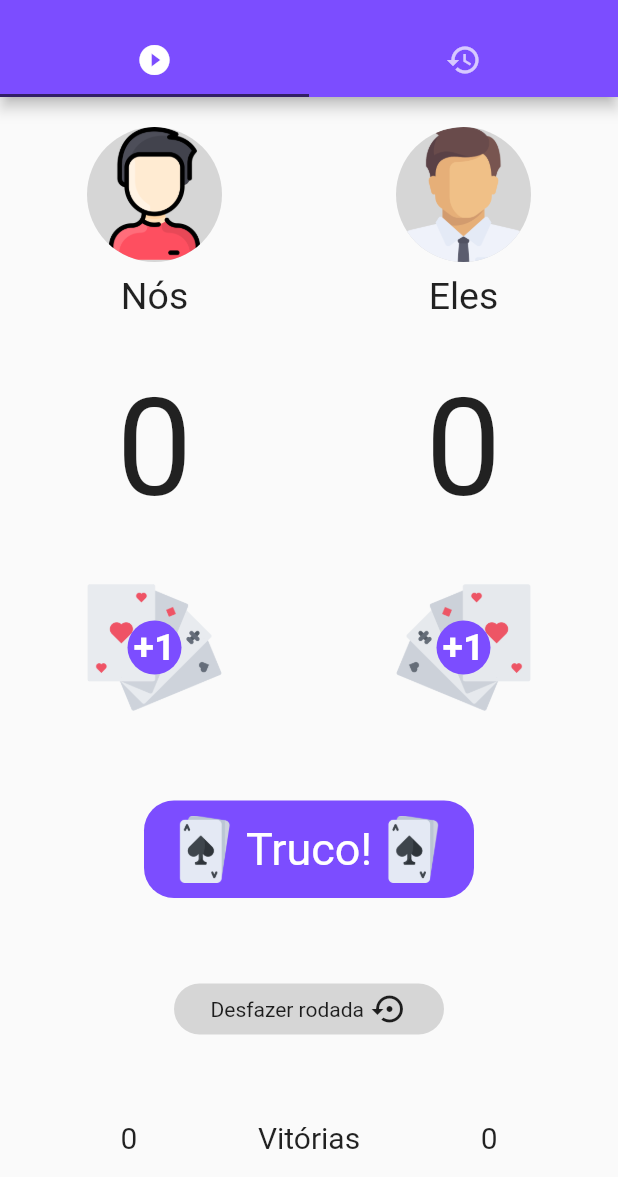
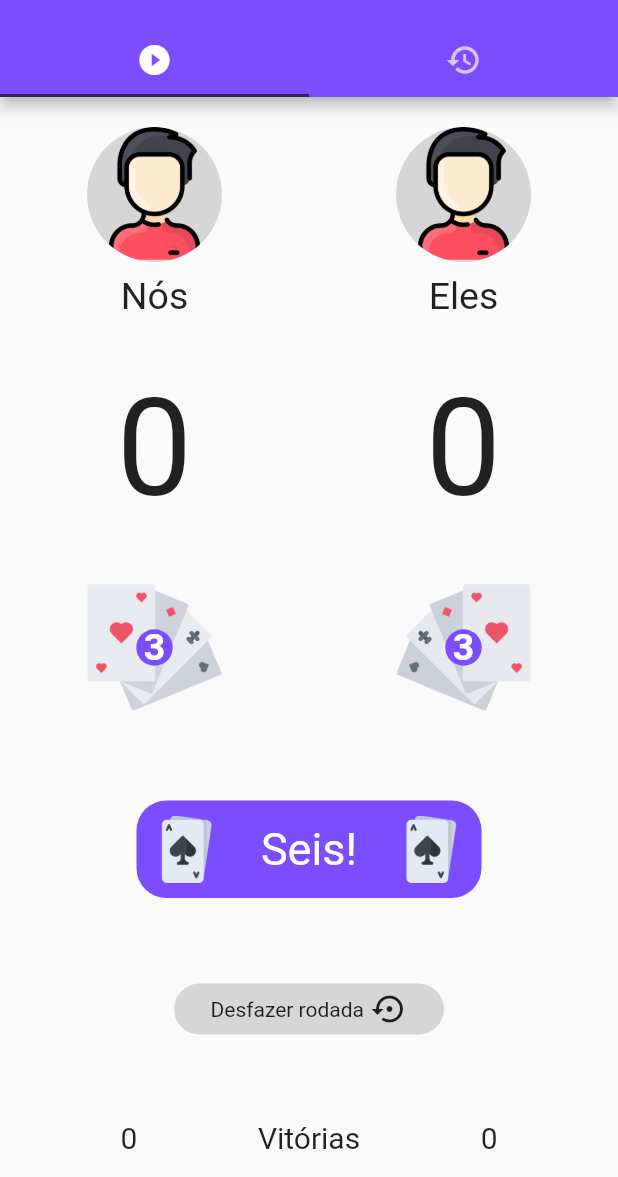
Before and after one commit to MichelHanzenScheeren/marcador_de_truco, a Flutter app: the screen it shows after launch, after a tap on "Truco!", on a phone screen of 412 x 824 dp, the part 59-1236 px from its top. Run offline on Flutter 3.47's test engine with Material 2 defaults, Android fonts, the phone set to English and light mode, and no system bars; our stand-ins replace flutter_mobx, mobx; generated files the repository leaves out were written again.

Commit message:
Inplementação das lógicas de incrementar pontos do marcador e de truco.

```diff
--- a/lib/models/player.dart
+++ b/lib/models/player.dart
@@ -19,7 +19,7 @@ abstract class _PlayerBase with Store {
   _PlayerBase({@required this.name, this.image: "", this.points: 0}) {
     if (image.isEmpty) {
       image = <String>[MyImages.player1, MyImages.player2]
-          .elementAt(Random().nextInt(1));
+          .elementAt(Random().nextInt(2));
     }
   }
 
@@ -30,10 +30,7 @@ abstract class _PlayerBase with Store {
   void setImage(String text) => image = text;
 
   @action
-  void incrementPoints() => points++;
-
-  @action
-  void decrementPoints() => points--;
+  void setPoints(int value) => points = value;
 
   @action
   void resetPoints() => points = 0;
--- a/lib/models/truco.dart
+++ b/lib/models/truco.dart
@@ -18,10 +18,41 @@ abstract class _TrucoBase with Store {
     startDate = DateTime.now();
   }
 
+  @action
+  void setCurrentValue() {
+    if (currentValue == 1)
+      currentValue = 3;
+    else if (currentValue == 12)
+      currentValue = 1;
+    else
+      currentValue += 3;
+  }
+
+  @computed
+  String get getTrucoText {
+    if (currentValue == 1)
+      return "Truco!";
+    else if (currentValue == 3)
+      return "Seis!";
+    else if (currentValue == 6)
+      return "Nove!";
+    else if (currentValue == 9)
+      return "Doze!";
+    else
+      return "Cancelar";
+  }
+
   void incrementPoint(int player) {
     if (player == 1)
-      player1.incrementPoints();
+      increment(player1);
     else
-      player2.incrementPoints();
+      increment(player2);
+  }
+
+  void increment(Player player) {
+    if (player.points + currentValue <= 12)
+      player.setPoints(player.points + currentValue);
+    else
+      player.setPoints(12);
   }
 }
--- a/lib/pages/game_page/game.dart
+++ b/lib/pages/game_page/game.dart
@@ -1,8 +1,8 @@
 import 'package:flutter/material.dart';
 import 'package:marcadordetruco/models/player.dart';
-import 'package:marcadordetruco/models/truco.dart';
 import './hystory_tab/history_tab.dart';
 import './points_tab/points_tab.dart';
+import '../../models/truco.dart';
 
 class Game extends StatefulWidget {
   @override
@@ -10,6 +10,11 @@ class Game extends StatefulWidget {
 }
 
 class _GameState extends State<Game> {
+  final Truco truco = Truco(
+    player1: Player(name: "Nós"),
+    player2: Player(name: "Eles"),
+  );
+
   @override
   Widget build(BuildContext context) {
     return DefaultTabController(
@@ -36,7 +41,7 @@ class _GameState extends State<Game> {
         ),
         body: TabBarView(
           children: <Widget>[
-            PointsTab(),
+            PointsTab(truco),
             HistoryTab(),
           ],
         ),
--- a/lib/pages/game_page/points_tab/points_tab.dart
+++ b/lib/pages/game_page/points_tab/points_tab.dart
@@ -1,11 +1,15 @@
 import 'package:flutter/cupertino.dart';
 import 'package:flutter/material.dart';
-import './widgets/player.dart';
 import './widgets/truco_button.dart';
+import './widgets/player_widget.dart';
 import './widgets/undo_round_button.dart';
+import '../../../models/truco.dart';
 import '../../../statics/project_images.dart';
 
 class PointsTab extends StatelessWidget {
+  final Truco truco;
+  PointsTab(this.truco);
+
   @override
   Widget build(BuildContext context) {
     return Column(
@@ -14,21 +18,21 @@ class PointsTab extends StatelessWidget {
       children: <Widget>[
         Row(
           children: <Widget>[
-            Player(
-              playerName: "Nós",
-              playerImage: MyImages.player1,
-              points: "0",
+            PlayerWidget(
+              player: truco.player1,
+              playerNumber: 1,
               incrementImage: MyImages.incrementLeft,
+              truco: truco,
             ),
-            Player(
-              playerName: "Eles",
-              playerImage: MyImages.player2,
-              points: "0",
+            PlayerWidget(
+              player: truco.player2,
+              playerNumber: 2,
               incrementImage: MyImages.incrementRight,
+              truco: truco,
             ),
           ],
         ),
-        TrucoButton(),
+        TrucoButton(truco: truco),
         UndoRoundButton(),
         Padding(
           padding: const EdgeInsets.only(bottom: 15),
--- a/lib/pages/game_page/points_tab/widgets/player.dart
+++ b/lib/pages/game_page/points_tab/widgets/player_widget.dart
@@ -1,16 +1,19 @@
 import 'package:flutter/material.dart';
+import 'package:flutter_mobx/flutter_mobx.dart';
+import '../../../../models/truco.dart';
+import '../../../../models/player.dart';
 
-class Player extends StatelessWidget {
-  final String playerName;
-  final String playerImage;
-  final String points;
+class PlayerWidget extends StatelessWidget {
+  final Player player;
+  final int playerNumber;
   final String incrementImage;
+  final Truco truco;
 
-  Player({
-    this.playerName: "",
-    @required this.playerImage,
-    this.points: "0",
+  PlayerWidget({
+    @required this.player,
+    @required this.playerNumber,
     @required this.incrementImage,
+    @required this.truco,
   });
 
   @override
@@ -36,22 +39,24 @@ class Player extends StatelessWidget {
                     shape: BoxShape.circle,
                     image: DecorationImage(
                       fit: BoxFit.fill,
-                      image: AssetImage(playerImage),
+                      image: AssetImage(player.image),
                     ),
                   ),
                 ),
                 SizedBox(height: 8),
                 Text(
-                  playerName,
+                  player.name,
                   textAlign: TextAlign.center,
                   style: TextStyle(fontSize: 25),
                 ),
               ],
             ),
-            Text(
-              points,
+            Observer(builder: (_) {
+              return Text(
+                "${player.points}",
                 style: TextStyle(fontSize: 90),
-            ),
+              );
+            }),
             InkWell(
               borderRadius: BorderRadius.all(Radius.circular(20)),
               child: Container(
@@ -65,20 +70,22 @@ class Player extends StatelessWidget {
                   ),
                 ),
                 child: Container(
-                  padding: EdgeInsets.all(4),
+                  padding: EdgeInsets.all(5),
                   decoration: BoxDecoration(
                       color: Colors.deepPurpleAccent, shape: BoxShape.circle),
-                  child: Text(
-                    "+1",
+                  child: Observer(builder: (_) {
+                    return Text(
+                      "${truco.currentValue}",
                       style: TextStyle(
                         color: Colors.white,
                         fontWeight: FontWeight.bold,
                         fontSize: 25,
                       ),
+                    );
+                  }),
                 ),
               ),
-              ),
-              onTap: () {},
+              onTap: () => truco.incrementPoint(playerNumber),
             )
           ],
         ),
--- a/lib/pages/game_page/points_tab/widgets/truco_button.dart
+++ b/lib/pages/game_page/points_tab/widgets/truco_button.dart
@@ -1,34 +1,40 @@
 import 'package:flutter/material.dart';
+import 'package:flutter_mobx/flutter_mobx.dart';
+import '../../../../models/truco.dart';
 import '../../../../statics/project_images.dart';
 
 class TrucoButton extends StatelessWidget {
+  final Truco truco;
+  TrucoButton({@required this.truco});
+
   @override
   Widget build(BuildContext context) {
     return Container(
-      padding: EdgeInsets.all(10),
+      padding: EdgeInsets.symmetric(vertical: 10),
       alignment: Alignment.center,
-      width: 220,
+      width: 230,
       decoration: BoxDecoration(
         color: Colors.deepPurpleAccent,
         borderRadius: BorderRadius.all(Radius.circular(20)),
       ),
       child: GestureDetector(
         child: Row(
-          mainAxisAlignment: MainAxisAlignment.center,
-          mainAxisSize: MainAxisSize.min,
+          mainAxisAlignment: MainAxisAlignment.spaceAround,
           children: <Widget>[
             cardImage(),
             Padding(
               padding: EdgeInsets.all(5),
-              child: Text(
-                "Truco!",
-                style: TextStyle(fontSize: 30, color: Colors.white),
-              ),
+              child: Observer(builder: (_) {
+                return Text(
+                  truco.getTrucoText,
+                  style: TextStyle(fontSize: 30, color: Colors.white),
+                );
+              }),
             ),
             cardImage(),
           ],
         ),
-        onTap: () {},
+        onTap: truco.setCurrentValue,
       ),
     );
   }
```
Also changed, not shown: lib/models/player.g.dart, lib/models/truco.g.dart. Lines whose indentation alone changed are shown as unchanged.
